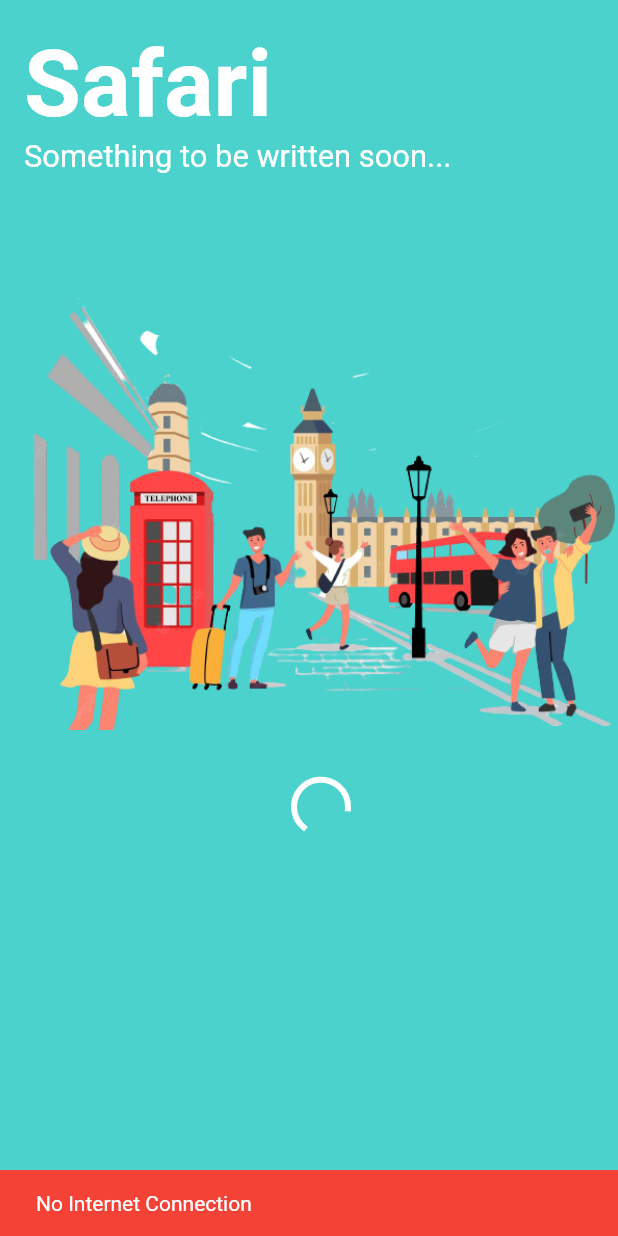
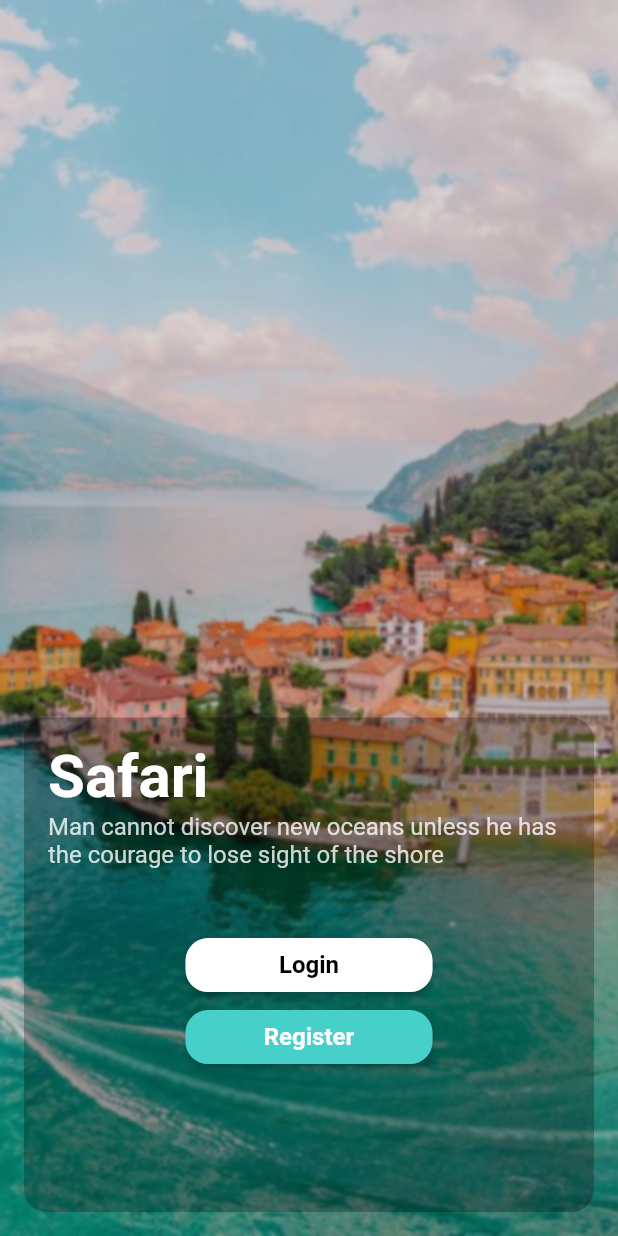
Before and after one commit to Alpha17-2/safari, a Flutter app: the first screen one second after launch, on a phone screen of 412 x 824 dp. Run offline on Flutter 3.47's test engine with Material 2 defaults, Android fonts, the phone set to English and light mode, and no system bars; our stand-ins replace carousel_slider, google_fonts, permission_handler; Roboto replaces fonts that are missing (Inder).

Commit message:
screen image and auth container

```diff
--- a/lib/main.dart
+++ b/lib/main.dart
@@ -2,6 +2,7 @@ import 'package:flutter/material.dart';
 import 'package:provider/provider.dart';
 import 'package:safari/controller/providers/current_screen_provider.dart';
 import 'package:safari/controller/providers/places_provider.dart';
+import 'package:safari/view/screens/Authentication/auth_screen.dart';
 import 'package:safari/view/screens/SplashScreen/splash_screen.dart';
 
 void main() => runApp(const SafariApp());
@@ -22,7 +23,7 @@ class SafariApp extends StatelessWidget {
       ],
       child: const MaterialApp(
         debugShowCheckedModeBanner: false,
-        home: SplashScreen(),
+        home: AuthenticationScreen(),
       ),
     );
   }
--- /dev/null
+++ b/lib/view/screens/Authentication/auth_screen.dart
@@ -0,0 +1,103 @@
+import 'dart:ui';
+
+import 'package:flutter/material.dart';
+import 'package:google_fonts/google_fonts.dart';
+import 'package:safari/controller/constants/custom_colors.dart';
+import 'package:safari/controller/constants/device_size.dart';
+
+class AuthenticationScreen extends StatelessWidget {
+  const AuthenticationScreen({Key? key}) : super(key: key);
+
+  @override
+  Widget build(BuildContext context) {
+    return Scaffold(
+        body: Container(
+      height: displayHeight(context),
+      width: displayWidth(context),
+      decoration: const BoxDecoration(
+          image: DecorationImage(
+              image: AssetImage(
+                'assets/images/auth.jpg',
+              ),
+              fit: BoxFit.cover)),
+      child: BackdropFilter(
+        filter: ImageFilter.blur(sigmaX: 1, sigmaY: 1),
+        child: Container(
+          decoration: BoxDecoration(color: Colors.black12.withOpacity(0.1)),
+          padding: const EdgeInsets.all(16),
+          child: Column(
+            mainAxisAlignment: MainAxisAlignment.end,
+            crossAxisAlignment: CrossAxisAlignment.center,
+            children: [
+              Container(
+                height: displayHeight(context) * 0.4,
+                width: displayWidth(context),
+                padding: const EdgeInsets.all(16),
+                decoration: BoxDecoration(
+                    color: Colors.black26,
+                    borderRadius: BorderRadius.circular(15)),
+                child: Column(
+                  mainAxisAlignment: MainAxisAlignment.start,
+                  crossAxisAlignment: CrossAxisAlignment.start,
+                  children: [
+                    const Text('Safari',
+                        style: TextStyle(
+                            fontSize: 40,
+                            color: Colors.white,
+                            fontWeight: FontWeight.bold)),
+                    Text(
+                      'Man cannot discover new oceans unless he has the courage to lose sight of the shore',
+                      style: TextStyle(
+                          color: Colors.white.withOpacity(0.8),
+                          fontSize: 16,
+                          fontWeight: FontWeight.w400),
+                    ),
+                    const SizedBox(
+                      height: 40,
+                    ),
+                    Center(
+                      child: SizedBox(
+                        width: displayWidth(context) * 0.4,
+                        child: MaterialButton(
+                          onPressed: () {},
+                          color: Colors.white,
+                          shape: RoundedRectangleBorder(
+                              borderRadius: BorderRadius.circular(15)),
+                          child: const Text(
+                            'Login',
+                            style: TextStyle(
+                                fontSize: 16,
+                                color: Colors.black,
+                                fontWeight: FontWeight.bold),
+                          ),
+                        ),
+                      ),
+                    ),
+                    Center(
+                      child: SizedBox(
+                        width: displayWidth(context) * 0.4,
+                        child: MaterialButton(
+                          onPressed: () {},
+                          color: CustomColors.primary,
+                          shape: RoundedRectangleBorder(
+                              borderRadius: BorderRadius.circular(15)),
+                          child: Text(
+                            'Register',
+                            style: TextStyle(
+                                fontSize: 16,
+                                color: Colors.white,
+                                fontWeight: FontWeight.bold),
+                          ),
+                        ),
+                      ),
+                    )
+                  ],
+                ),
+              ),
+            ],
+          ),
+        ),
+      ),
+    ));
+  }
+}
```
Also changed, not shown: assets/images/auth.jpg (added).
